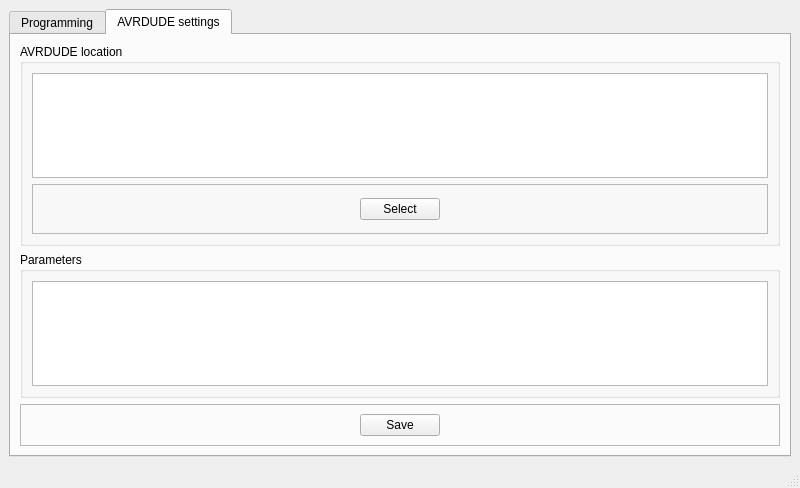
Before: the Qt Designer form avr_flasher/avr_flasher.ui in sozykinsa/courseAVR, drawn with Qt 5.
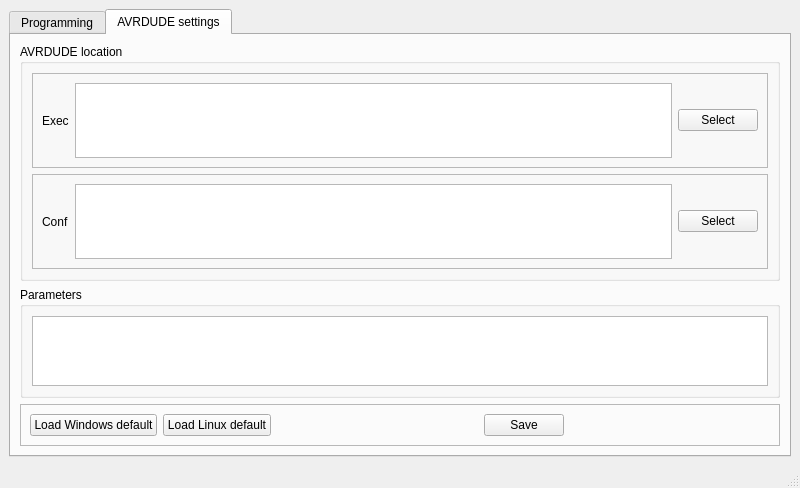
After: the same form once the commit is applied. The open tabs and pages were chosen to show the change.

Diff of the .ui file:
```diff
--- a/avr_flasher/avr_flasher.ui
+++ b/avr_flasher/avr_flasher.ui
@@ -122,10 +122,7 @@
           </property>
           <layout class="QVBoxLayout" name="verticalLayout_5">
            <item>
-            <widget class="QTextEdit" name="textEdit"/>
-           </item>
-           <item>
-            <widget class="QFrame" name="frame_3">
+            <widget class="QFrame" name="frame_6">
              <property name="minimumSize">
               <size>
                <width>0</width>
@@ -140,17 +137,14 @@
              </property>
              <layout class="QHBoxLayout" name="horizontalLayout_4">
               <item>
-               <spacer name="horizontalSpacer_5">
-                <property name="orientation">
-                 <enum>Qt::Horizontal</enum>
+               <widget class="QLabel" name="label_2">
+                <property name="text">
+                 <string>Exec</string>
                 </property>
-                <property name="sizeHint" stdset="0">
-                 <size>
-                  <width>295</width>
-                  <height>20</height>
-                 </size>
-                </property>
-               </spacer>
+               </widget>
+              </item>
+              <item>
+               <widget class="QTextEdit" name="avrdudeEXE"/>
               </item>
               <item>
                <widget class="QPushButton" name="selectAvrdude">
@@ -159,18 +153,40 @@
                 </property>
                </widget>
               </item>
+             </layout>
+            </widget>
+           </item>
+           <item>
+            <widget class="QFrame" name="frame_4">
+             <property name="minimumSize">
+              <size>
+               <width>0</width>
+               <height>50</height>
+              </size>
+             </property>
+             <property name="frameShape">
+              <enum>QFrame::StyledPanel</enum>
+             </property>
+             <property name="frameShadow">
+              <enum>QFrame::Raised</enum>
+             </property>
+             <layout class="QHBoxLayout" name="horizontalLayout_5">
               <item>
-               <spacer name="horizontalSpacer_6">
-                <property name="orientation">
-                 <enum>Qt::Horizontal</enum>
+               <widget class="QLabel" name="label_3">
+                <property name="text">
+                 <string>Conf</string>
                 </property>
-                <property name="sizeHint" stdset="0">
-                 <size>
-                  <width>294</width>
-                  <height>20</height>
-                 </size>
+               </widget>
+              </item>
+              <item>
+               <widget class="QTextEdit" name="avrdudeConf"/>
+              </item>
+              <item>
+               <widget class="QPushButton" name="selectAvrdudeConf">
+                <property name="text">
+                 <string>Select</string>
                 </property>
-               </spacer>
+               </widget>
               </item>
              </layout>
             </widget>
@@ -199,6 +215,20 @@
            <enum>QFrame::Raised</enum>
           </property>
           <layout class="QHBoxLayout" name="horizontalLayout_3">
+           <item>
+            <widget class="QPushButton" name="loadDefSetWin">
+             <property name="text">
+              <string>Load Windows default</string>
+             </property>
+            </widget>
+           </item>
+           <item>
+            <widget class="QPushButton" name="loadDefSetLin">
+             <property name="text">
+              <string>Load Linux default</string>
+             </property>
+            </widget>
+           </item>
            <item>
             <spacer name="horizontalSpacer_3">
              <property name="orientation">
@@ -206,7 +236,7 @@
              </property>
              <property name="sizeHint" stdset="0">
               <size>
-               <width>307</width>
+               <width>176</width>
                <height>20</height>
               </size>
              </property>
@@ -226,7 +256,7 @@
              </property>
              <property name="sizeHint" stdset="0">
               <size>
-               <width>306</width>
+               <width>176</width>
                <height>20</height>
               </size>
              </property>
@@ -235,6 +265,19 @@
           </layout>
          </widget>
         </item>
+        <item>
+         <spacer name="verticalSpacer_2">
+          <property name="orientation">
+           <enum>Qt::Vertical</enum>
+          </property>
+          <property name="sizeHint" stdset="0">
+           <size>
+            <width>20</width>
+            <height>40</height>
+           </size>
+          </property>
+         </spacer>
+        </item>
         <item>
          <spacer name="verticalSpacer">
           <property name="orientation">
```
Left out of the diff: 6 changed lines with no effect on the pictures.
